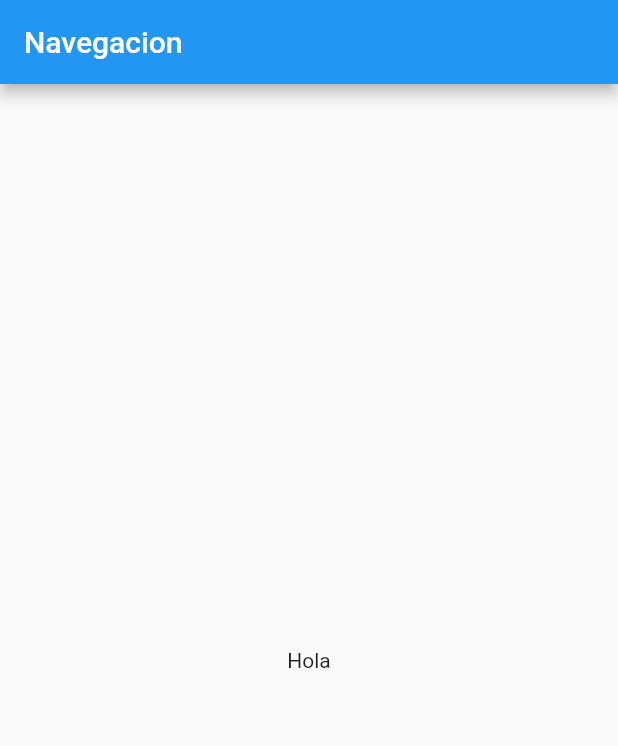
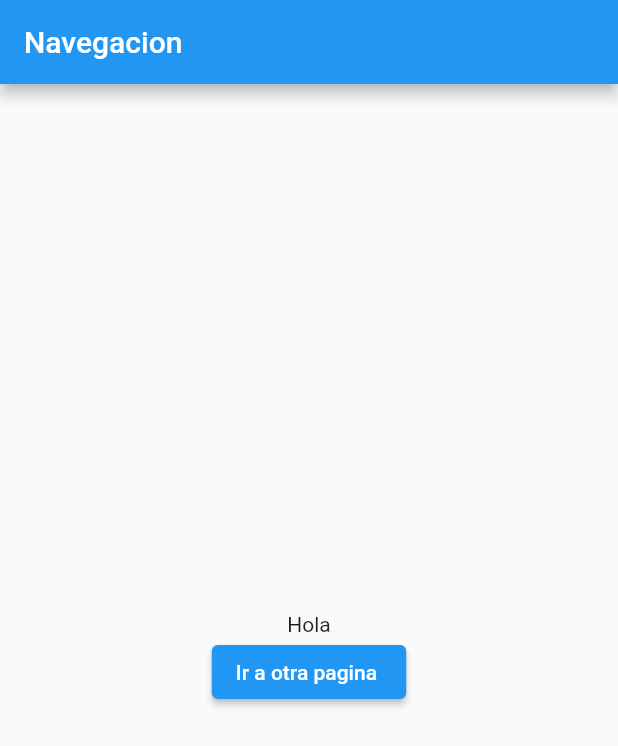
Before and after one commit to SantiagoAlguien/Capacitacion_de_Flutter, a Flutter app: the screen it shows after launch, on a phone screen of 412 x 824 dp. Shown: the top 746 px of the screen. Run offline on Flutter 3.47's test engine with Material 2 defaults, Android fonts, the phone set to English and light mode, and no system bars.

Commit message:
Capitulo 6 parte 1

```diff
--- a/helllo_word/lib/main.dart
+++ b/helllo_word/lib/main.dart
@@ -1,4 +1,5 @@
 import 'package:flutter/material.dart';
+import 'package:helllo_word/Pagina02.dart';
 
 void main() => runApp(const MiApp());
 
@@ -29,11 +30,20 @@ class _InicioState extends State<Inicio> {
       body: Center(
       child : Column(
         mainAxisAlignment: MainAxisAlignment.center,
-        children: const <Widget>[
+        children:<Widget>[
           Text("Hola"
           ),
+          ElevatedButton( //La palabra RaisedBottun() quedo obsoleta
+            child: Text("Ir a otra pagina "),
+            onPressed: ()=>{
+              Navigator.push(
+                context,
+                MaterialPageRoute(builder: (context)=>Pagina02())
+                )
+            }
+            )
         ],
-      ), //llamando a la funcion cuerpo
+      ),
     ),
     );
   }
```
Also changed, not shown: helllo_word/lib/Pagina02.dart (added, +36 -0 lines), 1 other file.
